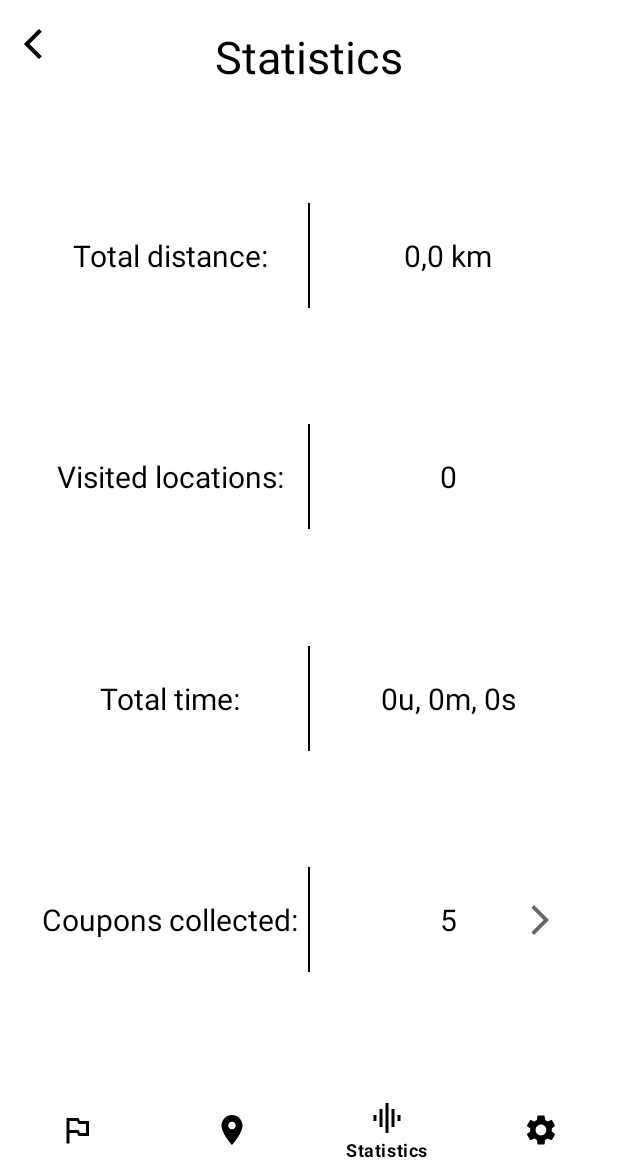
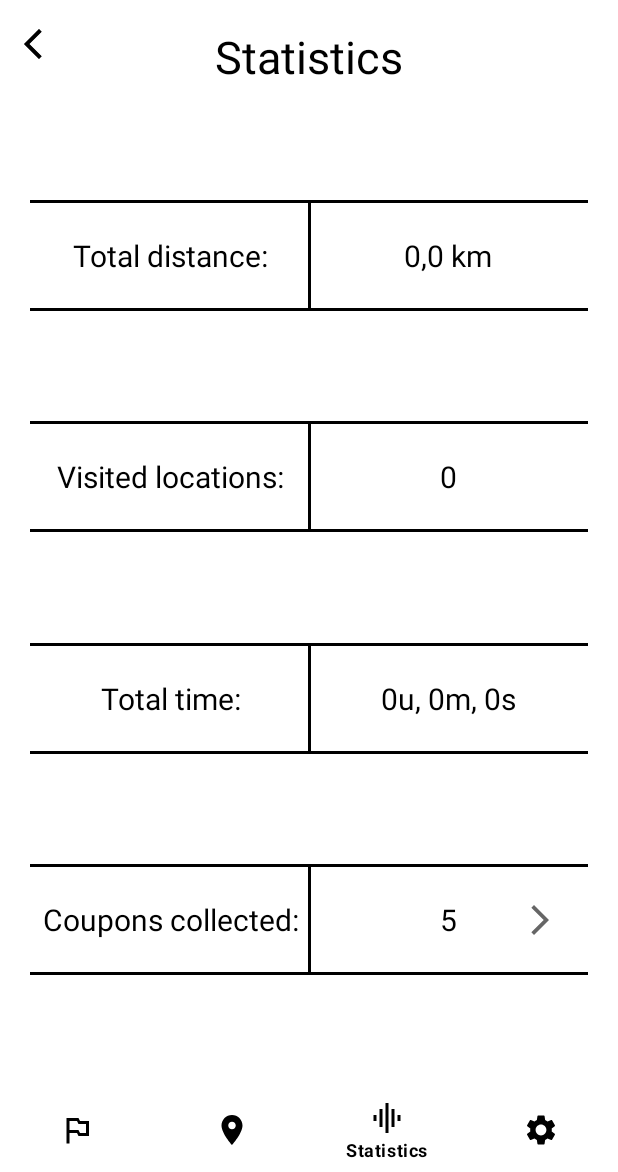
Before and after one commit to SemvdH/Next-Location, an Android app: the screen it shows after launch (MainActivity), item 3 of the bottom bar chosen, on a phone screen of 412 x 824 dp, the part 64-1236 px from its top. Run offline under Robolectric (Android 15) with nearby library versions, the light colour scheme and no system bars; libraries missing offline, so code that uses them is left out: org.osmdroid.api, org.osmdroid.config, org.osmdroid.util, org.osmdroid.views; pictures from the network do not load; 22 statements that could not run were skipped.

Commit message:
WAT MOOOOOOI

```diff
--- a/app/src/main/res/layout/fragment_settings.xml
+++ b/app/src/main/res/layout/fragment_settings.xml
@@ -6,7 +6,8 @@
     xmlns:app="http://schemas.android.com/apk/res-auto"
     android:background="@color/primaryColour"
     android:id="@+id/settingFragment"
-    tools:context=".fragments.SettingsFragment">
+    tools:context=".fragments.SettingsFragment"
+    android:theme="@style/Theme.Switches">
 
     <androidx.appcompat.widget.AppCompatImageButton
         android:id="@+id/settings_back_button"
--- a/app/src/main/res/layout/fragment_statistic.xml
+++ b/app/src/main/res/layout/fragment_statistic.xml
@@ -19,6 +19,15 @@
         app:layout_constraintEnd_toEndOf="parent"
         app:layout_constraintStart_toStartOf="parent"
         app:layout_constraintTop_toTopOf="parent" />
+
+    <View
+        android:layout_width="0dp"
+        android:layout_height="74dp"
+        app:layout_constraintTop_toTopOf="@id/name_box"
+        app:layout_constraintBottom_toBottomOf="@id/name_box"
+        app:layout_constraintLeft_toLeftOf="@id/name_box"
+        app:layout_constraintRight_toRightOf="@id/name_box"
+        android:background="@color/secondaryColour"/>
 
     <androidx.constraintlayout.widget.ConstraintLayout
         android:id="@+id/name_box"
@@ -46,7 +55,7 @@
 
         <View
             android:id="@+id/Balk"
-            android:layout_width="1dp"
+            android:layout_width="2dp"
             android:layout_height="match_parent"
             android:background="@color/secondaryColour"
             app:layout_constraintBottom_toBottomOf="parent"
@@ -68,6 +77,15 @@
 
 
     </androidx.constraintlayout.widget.ConstraintLayout>
+
+    <View
+        android:layout_width="0dp"
+        android:layout_height="74dp"
+        app:layout_constraintTop_toTopOf="@id/Box2"
+        app:layout_constraintBottom_toBottomOf="@id/Box2"
+        app:layout_constraintLeft_toLeftOf="@id/Box2"
+        app:layout_constraintRight_toRightOf="@id/Box2"
+        android:background="@color/secondaryColour"/>
 
     <androidx.constraintlayout.widget.ConstraintLayout
         android:id="@+id/Box2"
@@ -95,7 +113,7 @@
 
         <View
             android:id="@+id/Balk2"
-            android:layout_width="1dp"
+            android:layout_width="2dp"
             android:layout_height="match_parent"
             android:background="@color/secondaryColour"
             app:layout_constraintBottom_toBottomOf="parent"
@@ -117,6 +135,15 @@
 
 
     </androidx.constraintlayout.widget.ConstraintLayout>
+
+    <View
+        android:layout_width="0dp"
+        android:layout_height="74dp"
+        app:layout_constraintTop_toTopOf="@id/Box3"
+        app:layout_constraintBottom_toBottomOf="@id/Box3"
+        app:layout_constraintLeft_toLeftOf="@id/Box3"
+        app:layout_constraintRight_toRightOf="@id/Box3"
+        android:background="@color/secondaryColour"/>
 
     <androidx.constraintlayout.widget.ConstraintLayout
         android:id="@+id/Box3"
@@ -142,7 +169,7 @@
 
         <View
             android:id="@+id/Balk3"
-            android:layout_width="1dp"
+            android:layout_width="2dp"
             android:layout_height="match_parent"
             android:background="@color/secondaryColour"
             app:layout_constraintBottom_toBottomOf="parent"
@@ -164,6 +191,15 @@
 
 
     </androidx.constraintlayout.widget.ConstraintLayout>
+
+    <View
+        android:layout_width="0dp"
+        android:layout_height="74dp"
+        app:layout_constraintTop_toTopOf="@id/Box4"
+        app:layout_constraintBottom_toBottomOf="@id/Box4"
+        app:layout_constraintLeft_toLeftOf="@id/Box4"
+        app:layout_constraintRight_toRightOf="@id/Box4"
+        android:background="@color/secondaryColour"/>
 
     <androidx.constraintlayout.widget.ConstraintLayout
         android:id="@+id/Box4"
@@ -191,7 +227,7 @@
 
         <View
             android:id="@+id/Balk4"
-            android:layout_width="1dp"
+            android:layout_width="2dp"
             android:layout_height="match_parent"
             android:background="@color/secondaryColour"
             app:layout_constraintBottom_toBottomOf="parent"
--- a/app/src/main/res/values/themes.xml
+++ b/app/src/main/res/values/themes.xml
@@ -8,8 +8,12 @@
         <!-- Customize your theme here. -->
         <item name="colorButtonNormal">@color/buttonColour</item>
         <item name="colorPrimaryDark">@color/secondaryColour</item>
-        <item name="colorControlActivated">@color/teal_700</item>
         <item name="android:textSize">16sp</item>
+    </style>
+
+    <style name="Theme.Switches" parent="Theme.MaterialComponents.DayNight.NoActionBar">
+        <item name="colorControlActivated">@color/buttonColour</item>
+        <item name="colorSwitchThumbNormal">@color/primaryColour</item>
     </style>
 
     <style name="Theme.NextLocationBig" parent="Theme.MaterialComponents.DayNight.NoActionBar">
```
Also changed, not shown: app/src/main/res/layout/location_item.xml (+18 -0 lines), app/src/main/res/layout/route_item.xml (+18 -0 lines).
